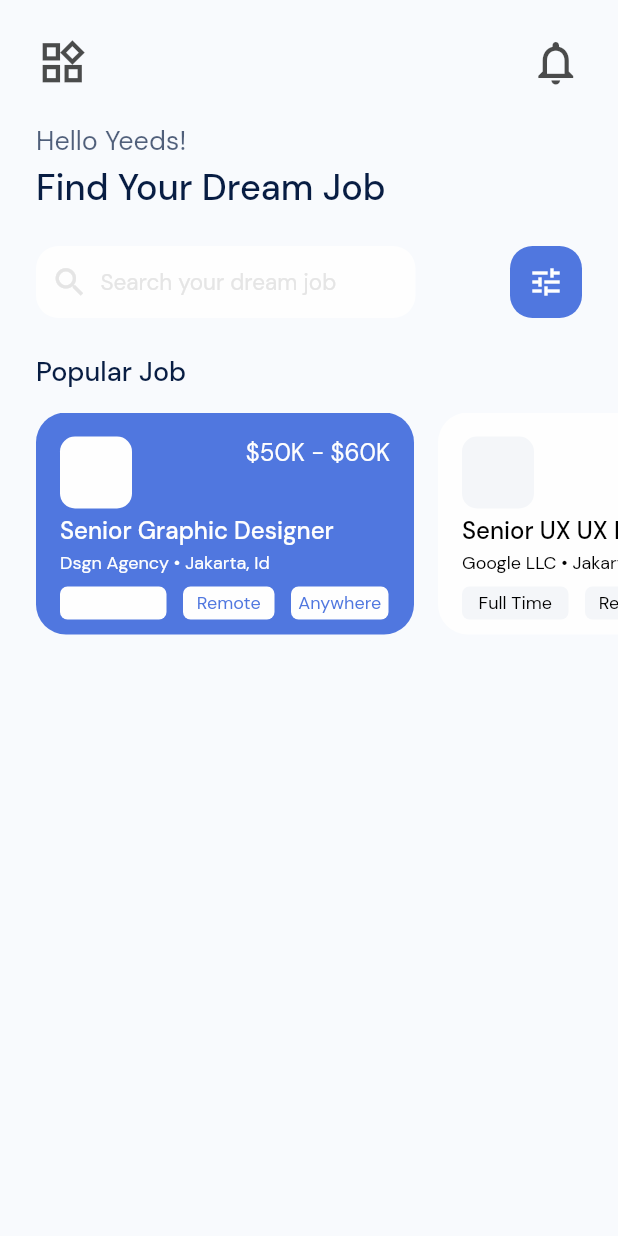
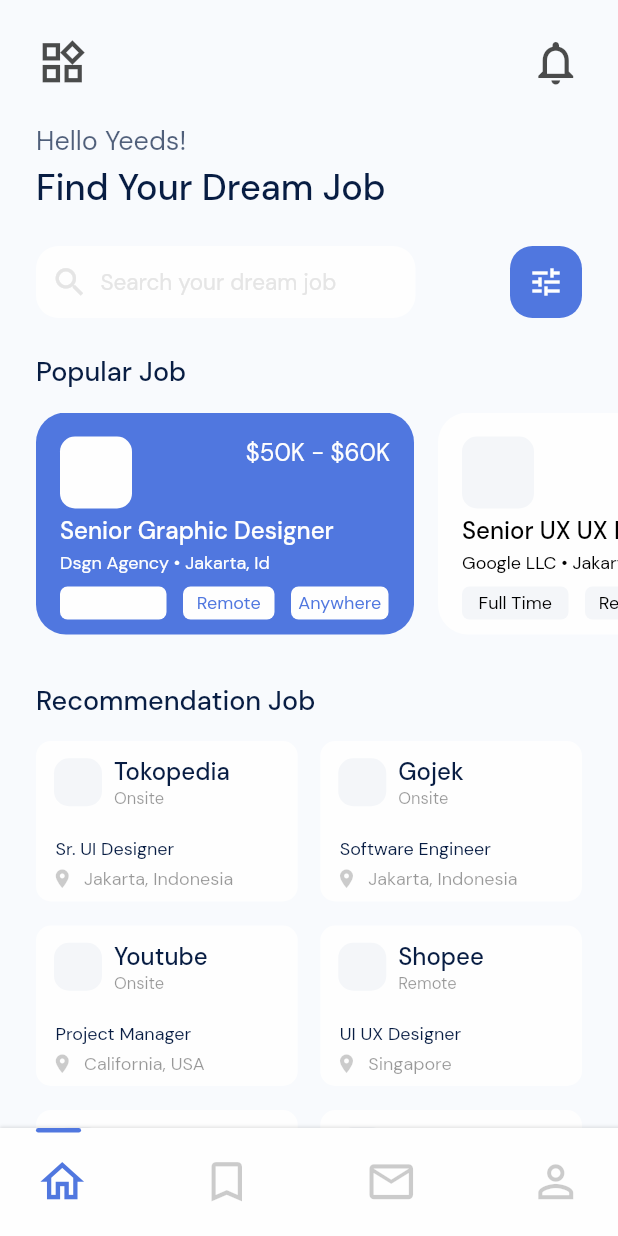
Before and after one commit to Syahro/job_finder, a Flutter app: the HomePage screen opened directly, on a phone screen of 412 x 824 dp. Run offline on Flutter 3.47's test engine with Material 2 defaults, Android fonts, the phone set to English and light mode, and no system bars; our stand-ins replace google_fonts.

Commit message:
done modified homePage and add some assets or support

```diff
--- a/lib/pages/home_page.dart
+++ b/lib/pages/home_page.dart
@@ -1,12 +1,16 @@
 import 'package:flutter/material.dart';
 import 'package:job_finder/theme.dart';
+import 'package:job_finder/widget/floating_button_home.dart';
 import 'package:job_finder/widget/popular_job_card.dart';
+import 'package:job_finder/widget/recommendation_job_card.dart';
 
 class HomePage extends StatelessWidget {
   @override
   Widget build(BuildContext context) {
     return Scaffold(
       backgroundColor: lightGreyColor,
+      floatingActionButton: FloatingButtonHome(),
+      floatingActionButtonLocation: FloatingActionButtonLocation.centerDocked,
       body: SafeArea(
         child: ListView(
           children: [
@@ -149,7 +153,92 @@ class HomePage extends StatelessWidget {
                         ),
                       ],
                     ),
-                  )
+                  ),
+                  SizedBox(
+                    height: 32,
+                  ),
+                  Text(
+                    'Recommendation Job',
+                    style: titleTextStyle.copyWith(
+                      fontSize: 18,
+                    ),
+                  ),
+                  SizedBox(
+                    height: 16,
+                  ),
+                  Padding(
+                    padding: EdgeInsets.only(right: defaultMargin),
+                    child: Column(
+                      children: [
+                        Row(
+                          children: [
+                            RecommendationJobCard(
+                              company: 'Tokopedia',
+                              jobType: 'Onsite',
+                              jobTitle: 'Sr. UI Designer',
+                              jobSite: 'Jakarta, Indonesia',
+                            ),
+                            SizedBox(
+                              width: 15,
+                            ),
+                            RecommendationJobCard(
+                              company: 'Gojek',
+                              jobType: 'Onsite',
+                              jobTitle: 'Software Engineer',
+                              jobSite: 'Jakarta, Indonesia',
+                            ),
+                          ],
+                        ),
+                        SizedBox(
+                          height: 16,
+                        ),
+                        Row(
+                          children: [
+                            RecommendationJobCard(
+                              company: 'Youtube',
+                              jobType: 'Onsite',
+                              jobTitle: 'Project Manager',
+                              jobSite: 'California, USA',
+                            ),
+                            SizedBox(
+                              width: 15,
+                            ),
+                            RecommendationJobCard(
+                              company: 'Shopee',
+                              jobType: 'Remote',
+                              jobTitle: 'UI UX Designer',
+                              jobSite: 'Singapore',
+                            ),
+                          ],
+                        ),
+                        SizedBox(
+                          height: 16,
+                        ),
+                        Row(
+                          children: [
+                            RecommendationJobCard(
+                              company: 'Bukalapak',
+                              jobType: 'Onsite',
+                              jobTitle: 'Sr. Principle Engineer',
+                              jobSite: 'Jakarta, Indonesia',
+                            ),
+                            SizedBox(
+                              width: 15,
+                            ),
+                            RecommendationJobCard(
+                              company: 'Blibli',
+                              jobType: 'Onsite',
+                              jobTitle: 'R & D Principle Engineer',
+                              jobSite: 'Jakarta, Indonesia',
+                            ),
+                          ],
+                        )
+                      ],
+                    ),
+                  ),
+                  SizedBox(
+                    height: 66,
+                  ),
                 ],
               ),
             ),
--- /dev/null
+++ b/lib/widget/floating_button_home.dart
@@ -0,0 +1,91 @@
+import 'package:flutter/material.dart';
+import 'package:job_finder/theme.dart';
+
+class FloatingButtonHome extends StatelessWidget {
+  @override
+  Widget build(BuildContext context) {
+    return Container(
+      height: 72,
+      width: MediaQuery.of(context).size.width,
+      decoration: BoxDecoration(color: lightWhiteColor, boxShadow: [
+        BoxShadow(
+          color: Colors.black.withOpacity(0.1),
+          blurRadius: 1,
+          spreadRadius: 1,
+          offset: Offset(1, 0),
+        )
+      ]),
+      child: Padding(
+        padding: EdgeInsets.symmetric(horizontal: defaultMargin),
+        child: Stack(
+          children: [
+            Row(
+              mainAxisAlignment: MainAxisAlignment.spaceBetween,
+              children: [
+                Container(
+                  width: 30,
+                  height: 3,
+                  decoration: BoxDecoration(
+                    color: lightBlueColor,
+                    borderRadius: BorderRadius.circular(5),
+                  ),
+                ),
+                Container(
+                  width: 30,
+                  height: 3,
+                  decoration: BoxDecoration(
+                    color: Colors.transparent,
+                    borderRadius: BorderRadius.circular(5),
+                  ),
+                ),
+                Container(
+                  width: 30,
+                  height: 3,
+                  decoration: BoxDecoration(
+                    color: Colors.transparent,
+                    borderRadius: BorderRadius.circular(5),
+                  ),
+                ),
+                Container(
+                  width: 30,
+                  height: 3,
+                  decoration: BoxDecoration(
+                    color: Colors.transparent,
+                    borderRadius: BorderRadius.circular(5),
+                  ),
+                ),
+              ],
+            ),
+            Center(
+              child: Row(
+                mainAxisAlignment: MainAxisAlignment.spaceBetween,
+                children: [
+                  Icon(
+                    Icons.home_outlined,
+                    color: lightBlueColor,
+                    size: 35,
+                  ),
+                  Icon(
+                    Icons.bookmark_outline,
+                    color: Colors.black.withOpacity(0.2),
+                    size: 35,
+                  ),
+                  Icon(
+                    Icons.email_outlined,
+                    color: Colors.black.withOpacity(0.2),
+                    size: 35,
+                  ),
+                  Icon(
+                    Icons.person_outline,
+                    color: Colors.black.withOpacity(0.2),
+                    size: 35,
+                  ),
+                ],
+              ),
+            ),
+          ],
+        ),
+      ),
+    );
+  }
+}
--- /dev/null
+++ b/lib/widget/icon_floating.dart
@@ -0,0 +1,37 @@
+import 'package:flutter/material.dart';
+import 'package:job_finder/theme.dart';
+
+class IconFloating extends StatelessWidget {
+  @override
+  Widget build(BuildContext context) {
+    return Column(
+      children: [
+        Row(
+          mainAxisAlignment: MainAxisAlignment.spaceBetween,
+          children: [
+            Container(
+              width: 30,
+              height: 3,
+              decoration: BoxDecoration(
+                color: blueColor,
+                borderRadius: BorderRadius.circular(5),
+              ),
+            ),
+          ],
+        ),
+        Center(
+          child: Row(
+            mainAxisAlignment: MainAxisAlignment.spaceBetween,
+            children: [
+              Icon(
+                Icons.home_outlined,
+                color: blueColor,
+                size: 35,
+              ),
+            ],
+          ),
+        ),
+      ],
+    );
+  }
+}
--- /dev/null
+++ b/lib/widget/recommendation_job_card.dart
@@ -0,0 +1,107 @@
+import 'package:flutter/material.dart';
+import 'package:job_finder/theme.dart';
+
+class RecommendationJobCard extends StatelessWidget {
+  final String company;
+  final String jobType;
+  final String jobTitle;
+  final String jobSite;
+
+  RecommendationJobCard({
+    this.company,
+    this.jobType,
+    this.jobTitle,
+    this.jobSite,
+  });
+  @override
+  Widget build(BuildContext context) {
+    return Container(
+      height: 107,
+      width:
+          ((MediaQuery.of(context).size.width - (2 * defaultMargin)) / 2) - 7.5,
+      decoration: BoxDecoration(
+        color: lightWhiteColor,
+        borderRadius: BorderRadius.circular(10),
+      ),
+      child: Padding(
+        padding: EdgeInsets.all(10),
+        child: Column(
+          crossAxisAlignment: CrossAxisAlignment.start,
+          children: [
+            Padding(
+              padding: EdgeInsets.only(left: 2),
+              child: Row(
+                children: [
+                  Container(
+                    height: 32,
+                    width: 32,
+                    decoration: BoxDecoration(
+                      color: lightDarkGreyColor,
+                      borderRadius: BorderRadius.circular(10),
+                    ),
+                  ),
+                  SizedBox(
+                    width: 8,
+                  ),
+                  Column(
+                    crossAxisAlignment: CrossAxisAlignment.start,
+                    children: [
+                      Text(
+                        company,
+                        style: titleTextStyle.copyWith(
+                          fontSize: 16,
+                        ),
+                      ),
+                      Text(
+                        jobType,
+                        style: subTitleTextStyle.copyWith(
+                          fontSize: 11,
+                          color: Colors.black.withOpacity(0.4),
+                        ),
+                      )
+                    ],
+                  )
+                ],
+              ),
+            ),
+            SizedBox(
+              height: 19,
+            ),
+            Padding(
+              padding: EdgeInsets.only(left: 3),
+              child: Text(
+                jobTitle,
+                style: titleTextStyle.copyWith(
+                  fontSize: 12,
+                  fontWeight: FontWeight.w400,
+                ),
+              ),
+            ),
+            SizedBox(
+              height: 4,
+            ),
+            Row(
+              children: [
+                Icon(
+                  Icons.location_on,
+                  size: 15,
+                  color: Colors.black.withOpacity(0.2),
+                ),
+                SizedBox(
+                  width: 7,
+                ),
+                Text(
+                  jobSite,
+                  style: subTitleTextStyle.copyWith(
+                    fontSize: 12,
+                    color: Colors.black.withOpacity(0.4),
+                  ),
+                ),
+              ],
+            )
+          ],
+        ),
+      ),
+    );
+  }
+}
```
